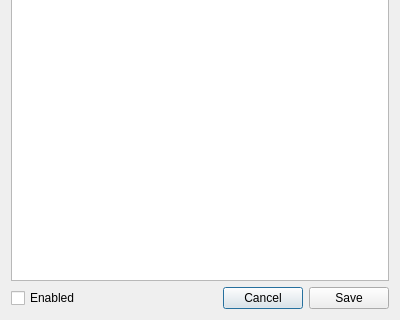
The window that interface/sensordialog.ui (Kuszki/AVR-Monitor) describes before a commit, drawn with Qt 5; both pictures show x 0 to 400 and y 230 to 550 of the 400 by 550 pixel window.
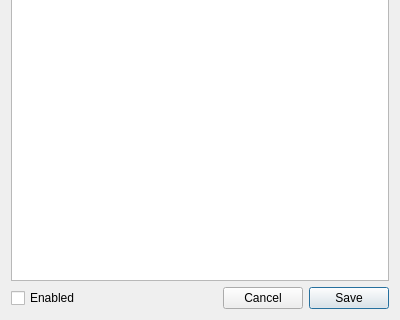
The same window after the commit. Icons and pictures are not drawn. Custom widgets are drawn as their Qt base class.

The edit to the form file:
```diff
--- a/interface/sensordialog.ui
+++ b/interface/sensordialog.ui
@@ -96,6 +96,9 @@
        <property name="text">
         <string>Save</string>
        </property>
+       <property name="default">
+        <bool>true</bool>
+       </property>
       </widget>
      </item>
     </layout>
```
Left out of the diff: 12 changed lines with no effect on the pictures.
